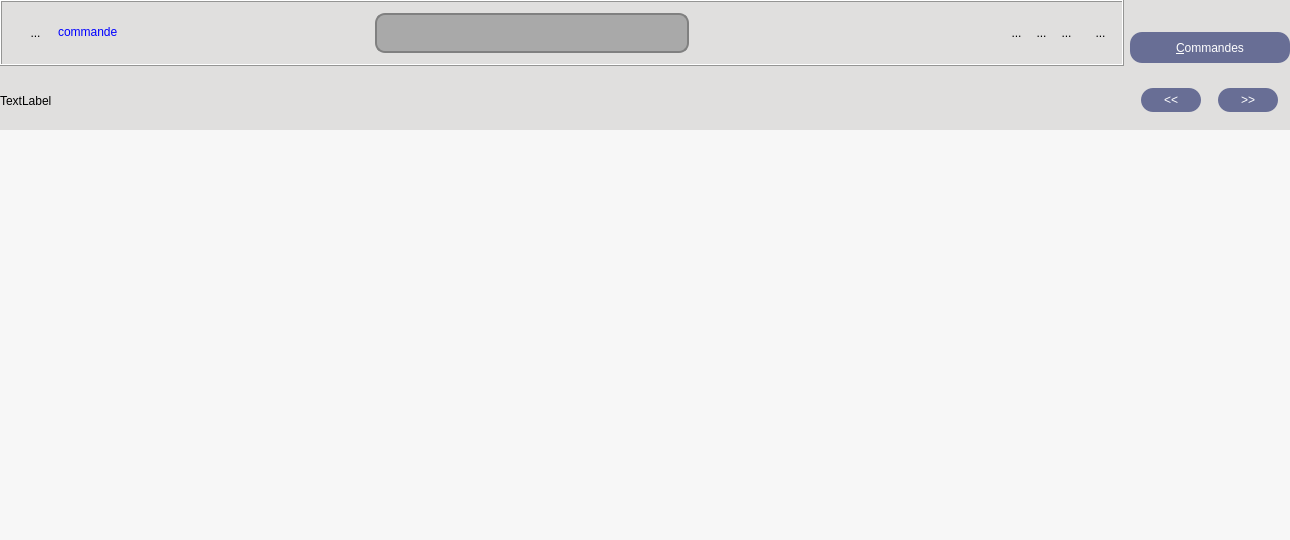
Qt form UiQT5/desWidgetCommande.ui (SalomePlatform/eficas_tools) before a commit.
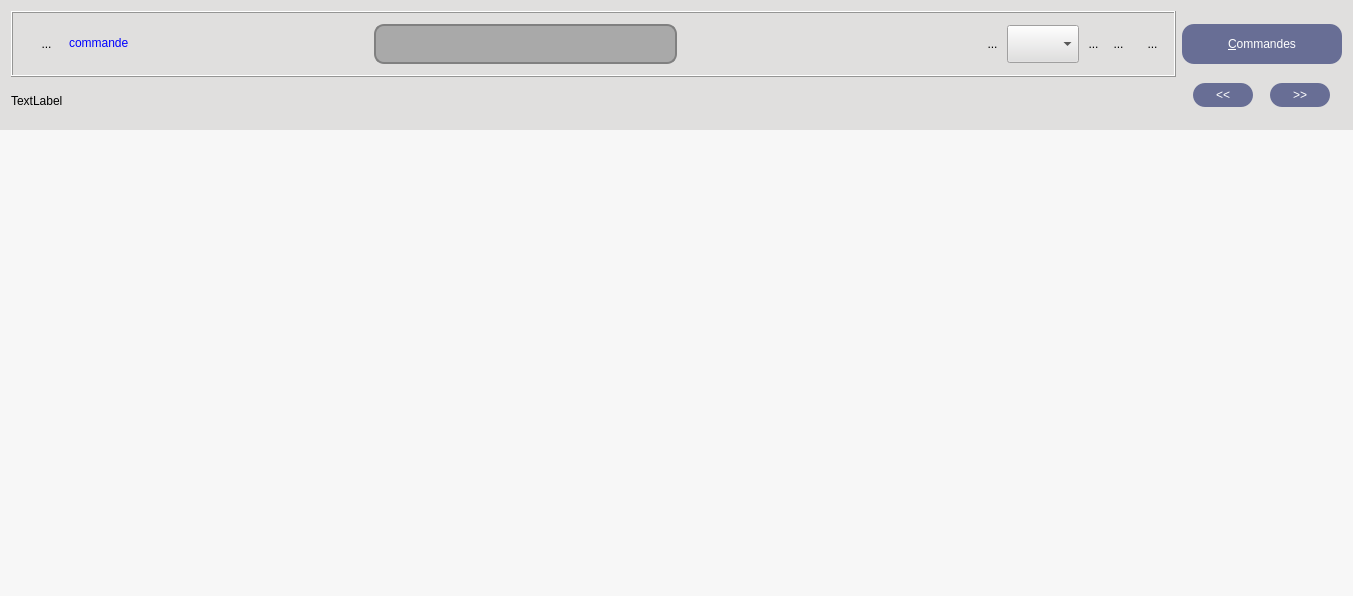
The same form after that commit. Icons and pictures are not drawn. Custom widgets are drawn as their Qt base class.

```diff
--- a/UiQT5/desWidgetCommande.ui
+++ b/UiQT5/desWidgetCommande.ui
@@ -6,8 +6,8 @@
    <rect>
     <x>0</x>
     <y>0</y>
-    <width>1290</width>
-    <height>540</height>
+    <width>1353</width>
+    <height>596</height>
    </rect>
   </property>
   <property name="sizePolicy">
@@ -77,27 +77,8 @@
      <property name="frameShadow">
       <enum>QFrame::Raised</enum>
      </property>
-     <layout class="QHBoxLayout" name="horizontalLayout_5">
-      <property name="spacing">
-       <number>0</number>
-      </property>
-      <property name="leftMargin">
-       <number>0</number>
-      </property>
-      <property name="topMargin">
-       <number>0</number>
-      </property>
-      <property name="rightMargin">
-       <number>0</number>
-      </property>
-      <property name="bottomMargin">
-       <number>0</number>
-      </property>
-      <item>
-       <layout class="QHBoxLayout" name="horizontalLayout_4">
-        <item>
-         <layout class="QVBoxLayout" name="verticalLayout_3">
-          <item>
+     <layout class="QGridLayout" name="gridLayout_2">
+      <item row="0" column="0">
            <widget class="QFrame" name="frame_2">
             <property name="sizePolicy">
              <sizepolicy hsizetype="Preferred" vsizetype="Fixed">
@@ -332,6 +313,25 @@
                  </property>
                 </widget>
                </item>
+           <item>
+            <widget class="QComboBox" name="CBScripts">
+             <property name="sizePolicy">
+              <sizepolicy hsizetype="Preferred" vsizetype="Fixed">
+               <horstretch>0</horstretch>
+               <verstretch>0</verstretch>
+              </sizepolicy>
+             </property>
+             <property name="minimumSize">
+              <size>
+               <width>0</width>
+               <height>38</height>
+              </size>
+             </property>
+             <property name="frame">
+              <bool>true</bool>
+             </property>
+            </widget>
+           </item>
                <item>
                 <widget class="QToolButton" name="RBInfo">
                  <property name="minimumSize">
@@ -342,7 +342,7 @@
                  </property>
                  <property name="maximumSize">
                   <size>
-                   <width>21</width>
+               <width>31</width>
                    <height>31</height>
                   </size>
                  </property>
@@ -380,7 +380,7 @@
                  </property>
                  <property name="maximumSize">
                   <size>
-                   <width>21</width>
+               <width>31</width>
                    <height>31</height>
                   </size>
                  </property>
@@ -475,24 +475,7 @@
             <zorder>horizontalSpacer_7</zorder>
            </widget>
           </item>
-          <item>
-           <widget class="QLabel" name="labelDoc">
-            <property name="text">
-             <string>TextLabel</string>
-            </property>
-           </widget>
-          </item>
-         </layout>
-        </item>
-        <item>
-         <layout class="QVBoxLayout" name="verticalLayout_2">
-          <property name="spacing">
-           <number>8</number>
-          </property>
-          <property name="topMargin">
-           <number>15</number>
-          </property>
-          <item>
+      <item row="0" column="1">
            <widget class="QPushButton" name="bCatalogue">
             <property name="sizePolicy">
              <sizepolicy hsizetype="Fixed" vsizetype="Fixed">
@@ -503,7 +486,7 @@
             <property name="minimumSize">
              <size>
               <width>160</width>
-              <height>31</height>
+          <height>40</height>
              </size>
             </property>
             <property name="focusPolicy">
@@ -532,9 +515,16 @@
             </property>
            </widget>
           </item>
-          <item>
-           <layout class="QHBoxLayout" name="horizontalLayout_3">
-            <item>
+      <item row="1" column="0">
+       <widget class="QLabel" name="labelDoc">
+        <property name="text">
+         <string>TextLabel</string>
+        </property>
+       </widget>
+      </item>
+      <item row="1" column="1">
+       <layout class="QGridLayout" name="gridLayout">
+        <item row="0" column="0">
              <widget class="QPushButton" name="bAvant">
               <property name="sizePolicy">
                <sizepolicy hsizetype="Fixed" vsizetype="Fixed">
@@ -580,7 +570,7 @@
               </property>
              </widget>
             </item>
-            <item>
+        <item row="0" column="1">
              <widget class="QPushButton" name="bApres">
               <property name="sizePolicy">
                <sizepolicy hsizetype="Fixed" vsizetype="Fixed">
@@ -626,9 +616,18 @@
               </property>
              </widget>
             </item>
-           </layout>
-          </item>
-         </layout>
+        <item row="1" column="0">
+         <spacer name="verticalSpacer_2">
+          <property name="orientation">
+           <enum>Qt::Vertical</enum>
+          </property>
+          <property name="sizeHint" stdset="0">
+           <size>
+            <width>20</width>
+            <height>18</height>
+           </size>
+          </property>
+         </spacer>
         </item>
        </layout>
       </item>
@@ -666,8 +665,8 @@
        <rect>
         <x>0</x>
         <y>0</y>
-        <width>1290</width>
-        <height>410</height>
+        <width>1353</width>
+        <height>466</height>
        </rect>
       </property>
       <layout class="QVBoxLayout" name="verticalLayout">
```
Left out of the diff: 13 changed lines with no effect on the pictures. Lines whose indentation alone changed are shown as unchanged.
